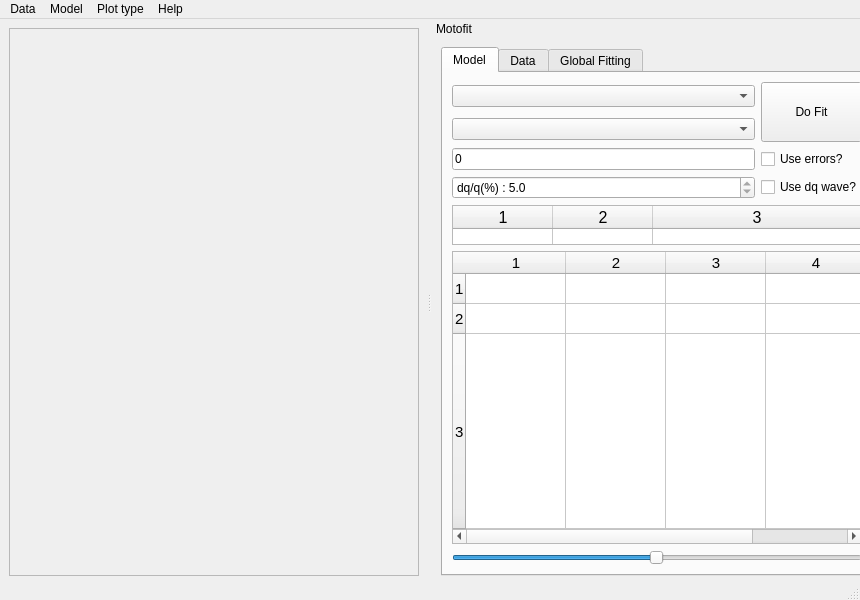
Old version of the form qt/Motofit.ui in the repository refnx/refnx.
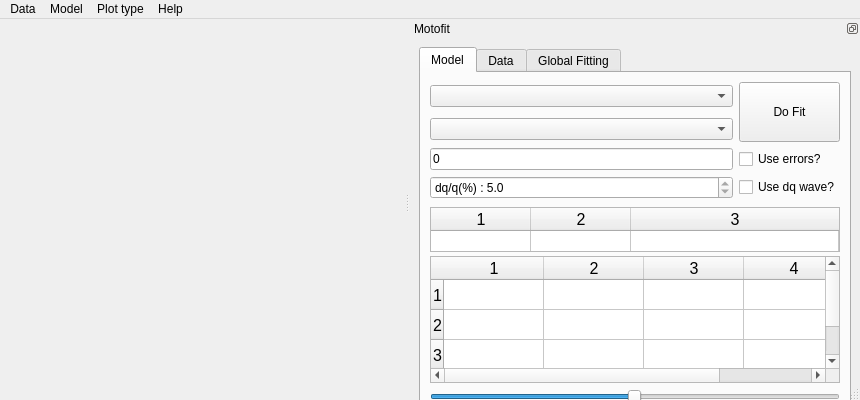
New version of the form.

Commit message: added subplots to pymotofit

```diff
--- a/qt/Motofit.ui
+++ b/qt/Motofit.ui
@@ -7,7 +7,7 @@
     <x>0</x>
     <y>0</y>
     <width>860</width>
-    <height>600</height>
+    <height>400</height>
    </rect>
   </property>
   <property name="sizePolicy">
@@ -19,7 +19,7 @@
   <property name="minimumSize">
    <size>
     <width>860</width>
-    <height>600</height>
+    <height>400</height>
    </size>
   </property>
   <property name="windowTitle">
@@ -32,30 +32,13 @@
    <enum>QTabWidget::Rounded</enum>
   </property>
   <widget class="QWidget" name="centralwidget">
-   <layout class="QGridLayout" name="gridLayout_3">
-    <item row="0" column="0" rowspan="2">
-     <widget class="QFrame" name="frame">
-      <property name="sizePolicy">
-       <sizepolicy hsizetype="Expanding" vsizetype="MinimumExpanding">
-        <horstretch>0</horstretch>
-        <verstretch>0</verstretch>
-       </sizepolicy>
-      </property>
-      <property name="minimumSize">
-       <size>
-        <width>410</width>
-        <height>500</height>
-       </size>
-      </property>
-      <property name="frameShape">
-       <enum>QFrame::StyledPanel</enum>
-      </property>
-      <property name="frameShadow">
-       <enum>QFrame::Raised</enum>
-      </property>
-     </widget>
-    </item>
-   </layout>
+   <property name="minimumSize">
+    <size>
+     <width>400</width>
+     <height>0</height>
+    </size>
+   </property>
+   <layout class="QGridLayout" name="gridLayout_3"/>
   </widget>
   <widget class="QMenuBar" name="menubar">
    <property name="geometry">
@@ -140,7 +123,7 @@
    <property name="minimumSize">
     <size>
      <width>450</width>
-     <height>244</height>
+     <height>405</height>
     </size>
    </property>
    <property name="features">
@@ -167,7 +150,7 @@
        </property>
        <property name="minimumSize">
         <size>
-         <width>400</width>
+         <width>300</width>
          <height>200</height>
         </size>
        </property>
@@ -262,7 +245,7 @@
            <property name="minimumSize">
             <size>
              <width>0</width>
-             <height>0</height>
+             <height>45</height>
             </size>
            </property>
            <property name="maximumSize">
@@ -314,7 +297,7 @@
            <property name="font">
             <font>
              <family>Lucida Grande</family>
-             <pointsize>11</pointsize>
+             <pointsize>12</pointsize>
              <weight>50</weight>
              <bold>false</bold>
             </font>
```
The commit also changes 2 other files.
